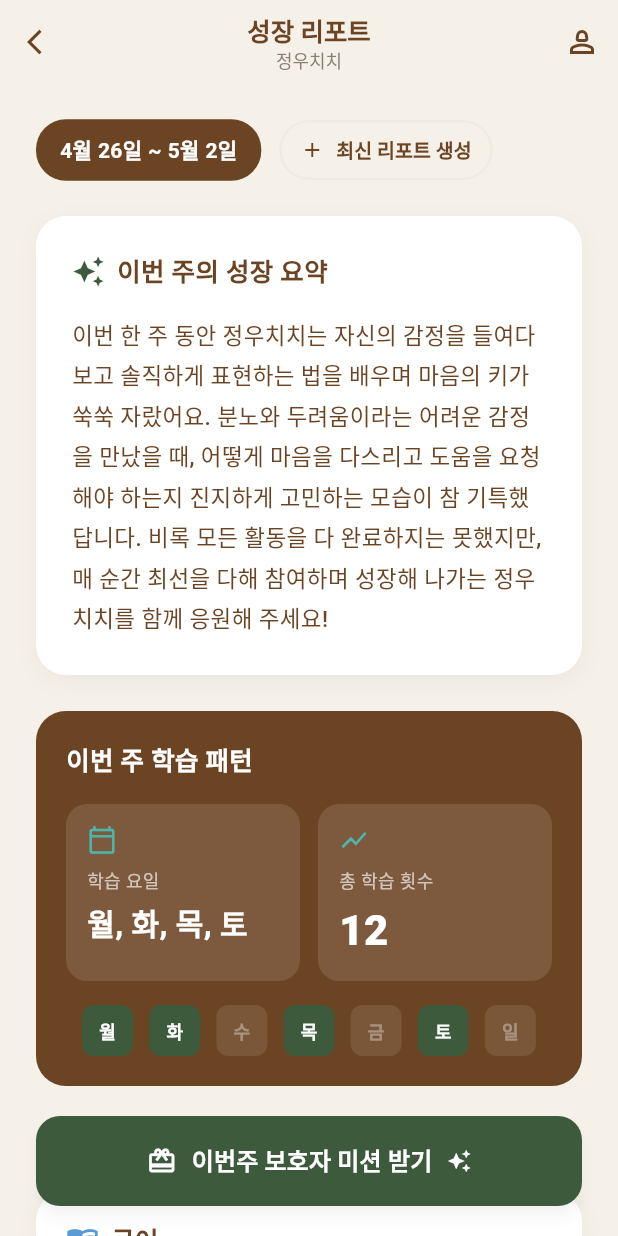
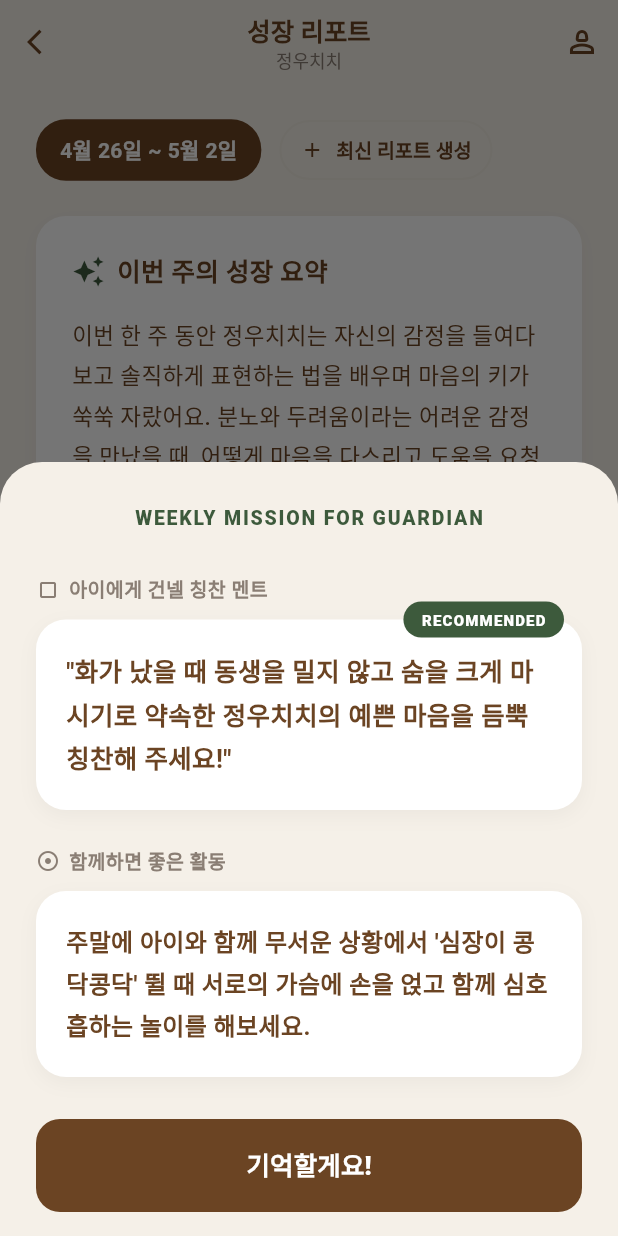
Before and after one commit to quad-S-BIFriends/bifriends-client, a Flutter app: the ParentDashboardScreen screen opened directly, after a tap on "이번주 보호자 미션 받기", on a phone screen of 412 x 824 dp. Run offline on Flutter 3.47's test engine with Material 3 defaults, Android fonts, the light colour scheme and no system bars; our stand-ins replace firebase_auth, firebase_core, flutter_secure_storage, google_fonts, google_sign_in, permission_handler; accounts and stored records are empty; Roboto replaces fonts that are missing (Pretendard).

Commit message:
feat: implement parent mission bottom sheet #11

```diff
--- /dev/null
+++ b/lib/models/guardian_mission_model.dart
@@ -0,0 +1,24 @@
+class GuardianMission {
+  final String praisePhrase;
+  final String activitySuggestion;
+
+  const GuardianMission({
+    required this.praisePhrase,
+    required this.activitySuggestion,
+  });
+
+  factory GuardianMission.fromJson(Map<String, dynamic> json) {
+    return GuardianMission(
+      praisePhrase: json['praisePhrase'] as String,
+      activitySuggestion: json['activitySuggestion'] as String,
+    );
+  }
+
+  // TODO: BE 연동 시 fromJson으로 교체
+  static GuardianMission mock() => const GuardianMission(
+    praisePhrase:
+        '"화가 났을 때 동생을 밀지 않고 숨을 크게 마시기로 약속한 정우치치의 예쁜 마음을 듬뿍 칭찬해 주세요!"',
+    activitySuggestion:
+        '주말에 아이와 함께 무서운 상황에서 \'심장이 콩닥콩닥\' 뛸 때 서로의 가슴에 손을 얹고 함께 심호흡하는 놀이를 해보세요.',
+  );
+}
--- a/lib/screens/parent_dashboard_screen.dart
+++ b/lib/screens/parent_dashboard_screen.dart
@@ -1,6 +1,7 @@
 import 'package:flutter/material.dart';
 import '../models/growth_report_model.dart';
 import '../theme/app_colors.dart';
+import '../widgets/guardian_mission_sheet.dart';
 
 class ParentDashboardScreen extends StatelessWidget {
   const ParentDashboardScreen({super.key});
@@ -50,7 +51,7 @@ class ParentDashboardScreen extends StatelessWidget {
             bottom: 20,
             left: 24,
             right: 24,
-            child: _buildMissionButton(),
+            child: _buildMissionButton(context),
           ),
         ],
       ),
@@ -401,10 +402,15 @@ class ParentDashboardScreen extends StatelessWidget {
     );
   }
 
-  Widget _buildMissionButton() {
+  Widget _buildMissionButton(BuildContext context) {
     return ElevatedButton(
       onPressed: () {
-        // TODO: 보호자 미션 받기 API 호출
+        showModalBottomSheet(
+          context: context,
+          backgroundColor: Colors.transparent,
+          isScrollControlled: true,
+          builder: (_) => const GuardianMissionSheet(),
+        );
       },
       style: ElevatedButton.styleFrom(
         backgroundColor: AppColors.primary,
--- /dev/null
+++ b/lib/widgets/guardian_mission_sheet.dart
@@ -0,0 +1,156 @@
+import 'package:flutter/material.dart';
+import '../models/guardian_mission_model.dart';
+import '../theme/app_colors.dart';
+
+class GuardianMissionSheet extends StatelessWidget {
+  const GuardianMissionSheet({super.key});
+
+  @override
+  Widget build(BuildContext context) {
+    // TODO: BE 연동 시 GuardianMission.fromJson(response)으로 교체
+    final mission = GuardianMission.mock();
+
+    return Container(
+      decoration: const BoxDecoration(
+        color: AppColors.background,
+        borderRadius: BorderRadius.vertical(top: Radius.circular(28)),
+      ),
+      padding: const EdgeInsets.fromLTRB(24, 28, 24, 0),
+      child: Column(
+        mainAxisSize: MainAxisSize.min,
+        crossAxisAlignment: CrossAxisAlignment.start,
+        children: [
+          Center(
+            child: Text(
+              'WEEKLY MISSION FOR GUARDIAN',
+              style: TextStyle(
+                fontSize: 13,
+                fontWeight: FontWeight.w800,
+                color: AppColors.primary,
+                letterSpacing: 1.2,
+              ),
+            ),
+          ),
+          const SizedBox(height: 28),
+          _buildSectionLabel(icon: Icons.crop_square, label: '아이에게 건넬 칭찬 멘트'),
+          const SizedBox(height: 10),
+          Stack(
+            clipBehavior: Clip.none,
+            children: [
+              _buildMissionCard(
+                child: Text(
+                  mission.praisePhrase,
+                  style: const TextStyle(
+                    fontSize: 17,
+                    fontWeight: FontWeight.w700,
+                    color: AppColors.textMain,
+                    height: 1.6,
+                  ),
+                ),
+              ),
+              Positioned(
+                top: -12,
+                right: 12,
+                child: Container(
+                  padding: const EdgeInsets.symmetric(
+                    horizontal: 12,
+                    vertical: 5,
+                  ),
+                  decoration: BoxDecoration(
+                    color: AppColors.primary,
+                    borderRadius: BorderRadius.circular(20),
+                  ),
+                  child: const Text(
+                    'RECOMMENDED',
+                    style: TextStyle(
+                      fontSize: 10,
+                      fontWeight: FontWeight.w800,
+                      color: Colors.white,
+                      letterSpacing: 0.8,
+                    ),
+                  ),
+                ),
+              ),
+            ],
+          ),
+          const SizedBox(height: 24),
+          _buildSectionLabel(icon: Icons.adjust, label: '함께하면 좋은 활동'),
+          const SizedBox(height: 10),
+          _buildMissionCard(
+            child: Text(
+              mission.activitySuggestion,
+              style: const TextStyle(
+                fontSize: 16,
+                fontWeight: FontWeight.w600,
+                color: AppColors.textMain,
+                height: 1.7,
+              ),
+            ),
+          ),
+          const SizedBox(height: 28),
+          SafeArea(
+            top: false,
+            child: Padding(
+              padding: const EdgeInsets.only(bottom: 16),
+              child: SizedBox(
+                width: double.infinity,
+                child: ElevatedButton(
+                  onPressed: () => Navigator.pop(context),
+                  style: ElevatedButton.styleFrom(
+                    backgroundColor: AppColors.textMain,
+                    foregroundColor: Colors.white,
+                    padding: const EdgeInsets.symmetric(vertical: 18),
+                    shape: RoundedRectangleBorder(
+                      borderRadius: BorderRadius.circular(16),
+                    ),
+                    elevation: 0,
+                  ),
+                  child: const Text(
+                    '기억할게요!',
+                    style: TextStyle(fontSize: 17, fontWeight: FontWeight.w800),
+                  ),
+                ),
+              ),
+            ),
+          ),
+        ],
+      ),
+    );
+  }
+
+  Widget _buildSectionLabel({required IconData icon, required String label}) {
+    return Row(
+      children: [
+        Icon(icon, size: 16, color: AppColors.textSub),
+        const SizedBox(width: 6),
+        Text(
+          label,
+          style: const TextStyle(
+            fontSize: 13,
+            fontWeight: FontWeight.w600,
+            color: AppColors.textSub,
+          ),
+        ),
+      ],
+    );
+  }
+
+  Widget _buildMissionCard({required Widget child}) {
+    return Container(
+      width: double.infinity,
+      padding: const EdgeInsets.all(20),
+      decoration: BoxDecoration(
+        color: Colors.white,
+        borderRadius: BorderRadius.circular(20),
+        boxShadow: [
+          BoxShadow(
+            color: Colors.black.withValues(alpha: 0.04),
+            blurRadius: 10,
+            offset: const Offset(0, 4),
+          ),
+        ],
+      ),
+      child: child,
+    );
+  }
+}
```
